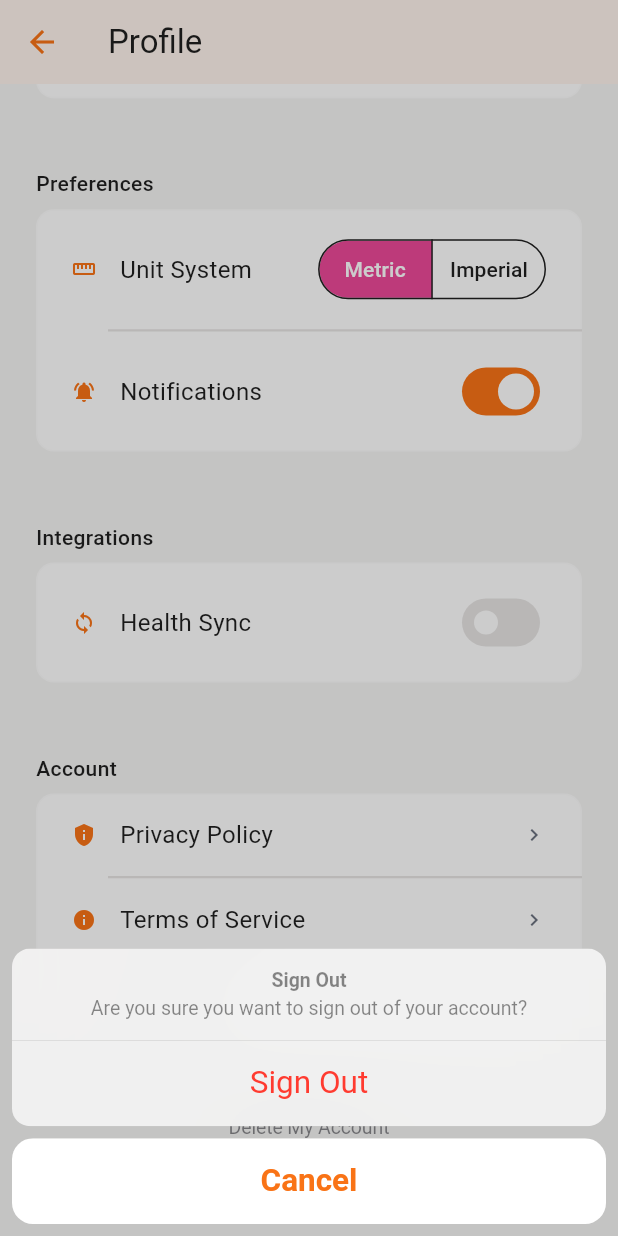
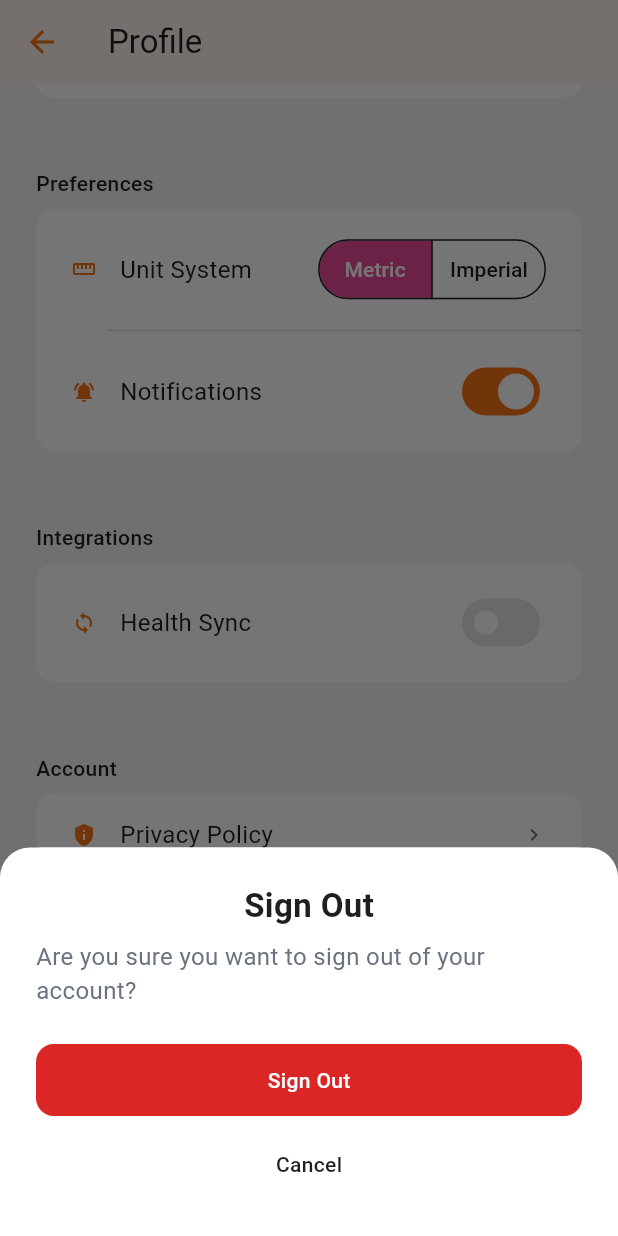
Before and after one commit to naru1790/vitalo, a Flutter app: the ProfileScreen screen opened by its route, scrolled down 576 dp, after a tap on "Sign Out", on a phone screen of 412 x 824 dp. Run offline on Flutter 3.47's test engine with Material 3 defaults, Android fonts, the phone set to English and light mode, and no system bars; our stand-ins replace flutter_riverpod, flutter_secure_storage, font_awesome_flutter, go_router, google_sign_in, shared_preferences and 2 more; accounts and stored records are empty.

Commit message:
feat(profile): implement sign out confirmation sheet and update button colors

```diff
--- a/lib/design/adaptive/widgets/app_button.dart
+++ b/lib/design/adaptive/widgets/app_button.dart
@@ -170,7 +170,7 @@ _ButtonColors _resolveButtonColors(AppButtonVariant variant, AppColors colors) {
       textColor: AppTextColor.primary,
     ),
     AppButtonVariant.destructive => _ButtonColors(
-      background: colors.feedbackError,
+      background: colors.actionDestructive,
       foreground: colors.textInverse,
       textColor: AppTextColor.inverse,
     ),
--- a/lib/features/profile/presentation/profile_screen.dart
+++ b/lib/features/profile/presentation/profile_screen.dart
@@ -13,6 +13,7 @@ import '../flows/identity_flows.dart';
 import '../flows/personal_info_flows.dart';
 import '../models/body_measurements_data.dart';
 import '../models/body_measurements_formatter.dart';
+import 'sheets/sign_out_confirmation_sheet.dart';
 import 'widgets/profile_body_measurements_section.dart';
 import 'widgets/profile_account_section.dart';
 import 'widgets/profile_integrations_section.dart';
@@ -194,26 +195,9 @@ class _ProfileScreenState extends State<ProfileScreen> {
   Future<void> _handleSignOut() async {
     talker.info('Sign out initiated');
 
-    final confirmed = await showCupertinoModalPopup<bool>(
-      context: context,
-      builder: (context) => CupertinoActionSheet(
-        title: const Text('Sign Out'),
-        message: const Text(
-          'Are you sure you want to sign out of your account?',
-        ),
-        actions: [
-          CupertinoActionSheetAction(
-            isDestructiveAction: true,
-            onPressed: () => Navigator.pop(context, true),
-            child: const Text('Sign Out'),
-          ),
-        ],
-        cancelButton: CupertinoActionSheetAction(
-          isDefaultAction: true,
-          onPressed: () => Navigator.pop(context, false),
-          child: const Text('Cancel'),
-        ),
-      ),
+    final confirmed = await AppBottomSheet.show<bool>(
+      context,
+      sheet: const SheetPage(child: SignOutConfirmationSheet()),
     );
 
     if (confirmed == true && mounted) {
--- /dev/null
+++ b/lib/features/profile/presentation/sheets/sign_out_confirmation_sheet.dart
@@ -0,0 +1,53 @@
+import 'package:flutter/widgets.dart';
+
+import '../../../../design/design.dart';
+
+/// Sheet content for confirming sign out.
+///
+/// Returns `true` when confirmed, `false` when cancelled.
+class SignOutConfirmationSheet extends StatelessWidget {
+  const SignOutConfirmationSheet({super.key});
+
+  void _confirm(BuildContext context) => Navigator.pop(context, true);
+  void _cancel(BuildContext context) => Navigator.pop(context, false);
+
+  @override
+  Widget build(BuildContext context) {
+    final spacing = Spacing.of;
+
+    return Column(
+      mainAxisSize: MainAxisSize.min,
+      crossAxisAlignment: CrossAxisAlignment.stretch,
+      children: [
+        const Row(
+          mainAxisAlignment: MainAxisAlignment.center,
+          children: [
+            AppText(
+              'Sign Out',
+              variant: AppTextVariant.title,
+              color: AppTextColor.primary,
+            ),
+          ],
+        ),
+        SizedBox(height: spacing.sm),
+        const AppText(
+          'Are you sure you want to sign out of your account?',
+          variant: AppTextVariant.body,
+          color: AppTextColor.secondary,
+        ),
+        SizedBox(height: spacing.lg),
+        AppButton(
+          label: 'Sign Out',
+          variant: AppButtonVariant.destructive,
+          onPressed: () => _confirm(context),
+        ),
+        SizedBox(height: spacing.sm),
+        AppButton(
+          label: 'Cancel',
+          variant: AppButtonVariant.secondary,
+          onPressed: () => _cancel(context),
+        ),
+      ],
+    );
+  }
+}
```
